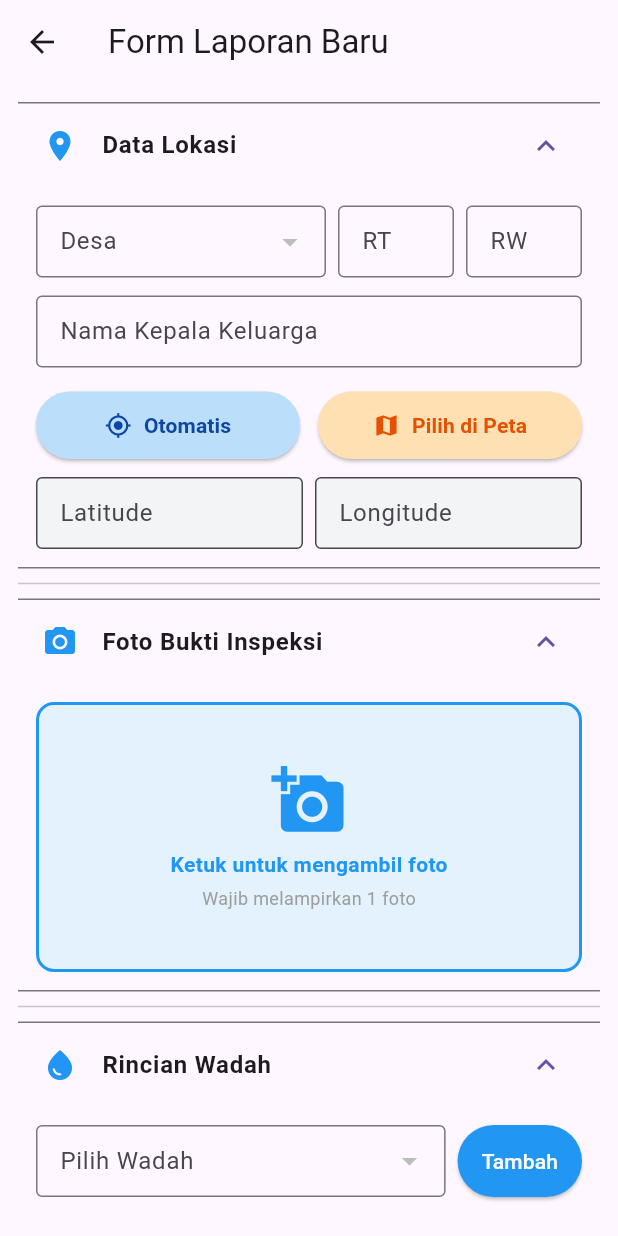
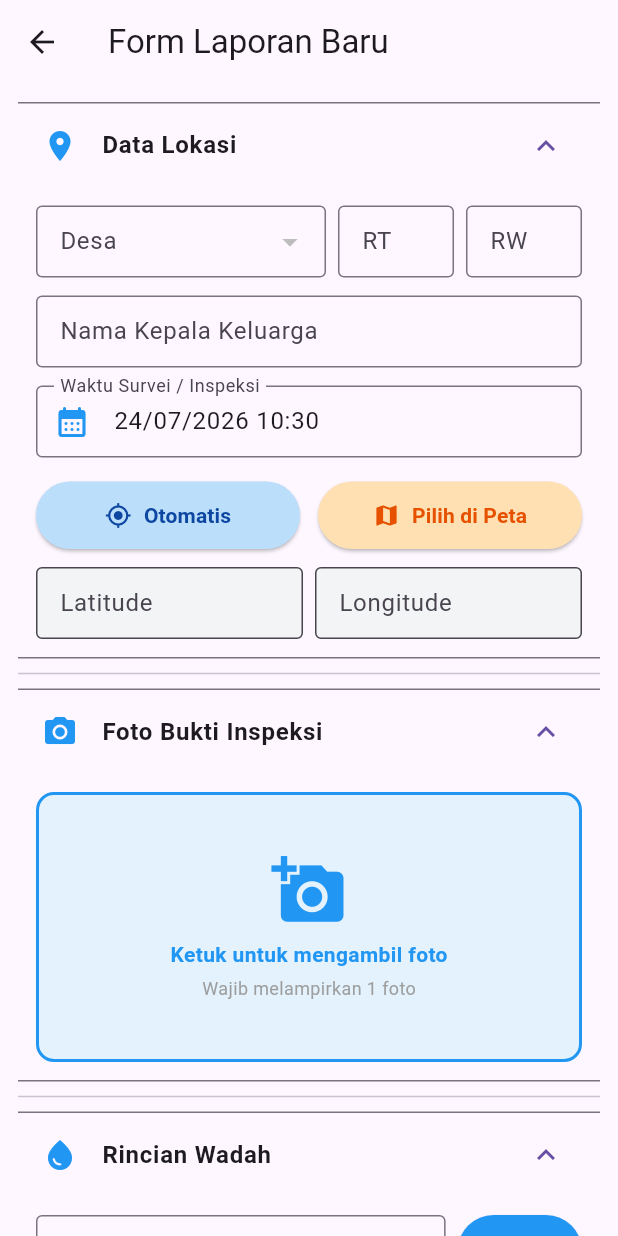
Before and after one commit to ipincamp/radar-jentik-app, a Flutter app: the EntryFormPage screen opened directly, on a phone screen of 412 x 824 dp. Run offline on Flutter 3.47's test engine with Material 3 defaults, Android fonts, the phone set to English and light mode, and no system bars; our stand-ins replace connectivity_plus, dio, flutter_dotenv, flutter_map, flutter_secure_storage, geolocator and 4 more; accounts and stored records are empty; network calls fail.

Commit message:
feat: add date and time picker in EntryFormPage; implement formatted display and selection logic

```diff
--- a/lib/features/cadre/presentation/pages/entry_form_page.dart
+++ b/lib/features/cadre/presentation/pages/entry_form_page.dart
@@ -53,6 +53,9 @@ class _EntryFormPageState extends State<EntryFormPage> {
   final _latController = TextEditingController();
   final _lngController = TextEditingController();
 
+  DateTime _selectedDateTime = DateTime.now();
+  final _dateTimeController = TextEditingController();
+
   List<dynamic> _villages = [];
   String? _selectedVillageId;
   bool _isLoadingVillages = true;
@@ -71,6 +74,8 @@ class _EntryFormPageState extends State<EntryFormPage> {
     super.initState();
     _fetchVillages();
     _fetchContainerTypes();
+    // Set default ke waktu sekarang saat form dibuka
+    _dateTimeController.text = _formatDateTime(_selectedDateTime);
   }
 
   @override
@@ -80,10 +85,48 @@ class _EntryFormPageState extends State<EntryFormPage> {
     _headNameController.dispose();
     _latController.dispose();
     _lngController.dispose();
+    _dateTimeController.dispose();
     for (var c in _addedContainers) {
       c.dispose();
     }
     super.dispose();
+  }
+
+  // --- FUNGSI FORMAT TANGGAL ---
+  String _formatDateTime(DateTime dt) {
+    return "${dt.day.toString().padLeft(2, '0')}/${dt.month.toString().padLeft(2, '0')}/${dt.year} ${dt.hour.toString().padLeft(2, '0')}:${dt.minute.toString().padLeft(2, '0')}";
+  }
+
+  // --- FUNGSI POPUP PILIH TANGGAL & WAKTU ---
+  Future<void> _pickDateTime() async {
+    final DateTime? pickedDate = await showDatePicker(
+      context: context,
+      initialDate: _selectedDateTime,
+      firstDate: DateTime(2020),
+      lastDate: DateTime.now(), // Mencegah pilih tanggal di masa depan
+    );
+
+    if (pickedDate != null) {
+      if (mounted) {
+        final TimeOfDay? pickedTime = await showTimePicker(
+          context: context,
+          initialTime: TimeOfDay.fromDateTime(_selectedDateTime),
+        );
+
+        if (pickedTime != null) {
+          setState(() {
+            _selectedDateTime = DateTime(
+              pickedDate.year,
+              pickedDate.month,
+              pickedDate.day,
+              pickedTime.hour,
+              pickedTime.minute,
+            );
+            _dateTimeController.text = _formatDateTime(_selectedDateTime);
+          });
+        }
+      }
+    }
   }
 
   // ==========================================
@@ -263,7 +306,7 @@ class _EntryFormPageState extends State<EntryFormPage> {
         "family_head_name": _headNameController.text.trim(),
         "latitude": double.tryParse(_latController.text) ?? 0.0,
         "longitude": double.tryParse(_lngController.text) ?? 0.0,
-        "inspected_at": DateTime.now().toIso8601String(),
+        "inspected_at": _selectedDateTime.toIso8601String(),
         "containers": containerList,
       };
 
@@ -490,6 +533,27 @@ class _EntryFormPageState extends State<EntryFormPage> {
                     ),
                   ),
                   validator: (v) => v!.isEmpty ? 'Wajib' : null,
+                ),
+                const SizedBox(height: 12),
+
+                // FIELD TANGGAL & WAKTU
+                TextFormField(
+                  controller: _dateTimeController,
+                  readOnly: true, // Tidak bisa diketik manual
+                  onTap: _pickDateTime, // Buka kalender saat diklik
+                  decoration: const InputDecoration(
+                    labelText: 'Waktu Survei / Inspeksi',
+                    border: OutlineInputBorder(),
+                    prefixIcon: Icon(
+                      Icons.calendar_month_rounded,
+                      color: Colors.blue,
+                    ),
+                    contentPadding: EdgeInsets.symmetric(
+                      horizontal: 12,
+                      vertical: 8,
+                    ),
+                  ),
+                  validator: (v) => v!.isEmpty ? 'Wajib diisi' : null,
                 ),
                 const SizedBox(height: 16),
 
```
